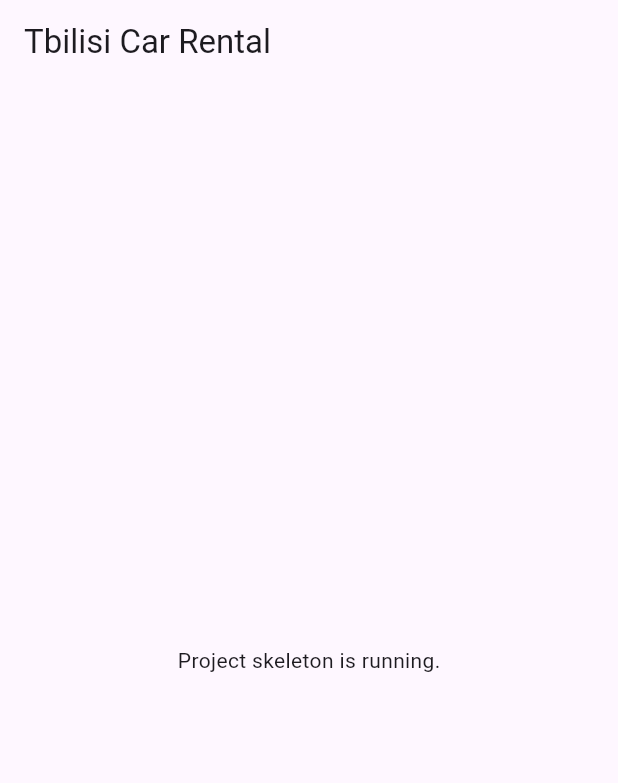
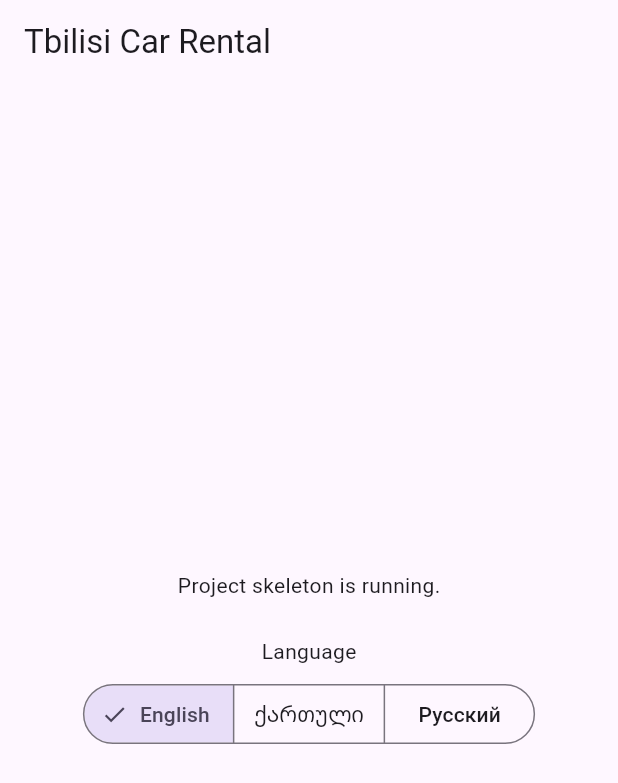
Before and after one commit to LukaMeletidi/tbilisi-car-rental, a Flutter app: the screen it shows after launch, on a phone screen of 412 x 824 dp. Shown: the top 783 px of the screen. Run offline on Flutter 3.47's test engine with Material 3 defaults, Android fonts, the phone set to English and light mode, and no system bars; our stand-ins replace firebase_core, flutter_riverpod, go_router; accounts and stored records are empty.

Commit message:
Add localization scaffolding
Co-Authored-By: Claude Opus 5.5 <noreply@anthropic.com>

```diff
--- /dev/null
+++ b/l10n.yaml
@@ -0,0 +1,5 @@
+arb-dir: lib/l10n
+template-arb-file: app_en.arb
+output-localization-file: app_localizations.dart
+output-dir: lib/l10n/generated
+nullable-getter: false
--- /dev/null
+++ b/lib/core/localization/app_language.dart
@@ -0,0 +1,26 @@
+/// The three languages of the public UI.
+enum AppLanguage {
+  en('en', 'English'),
+  ka('ka', 'ქართული'),
+  ru('ru', 'Русский');
+
+  const AppLanguage(this.code, this.nativeName);
+
+  /// Two-letter language code, also stored on each booking later.
+  final String code;
+
+  /// The language's own name, shown in the language switcher.
+  final String nativeName;
+}
+
+/// Starting language rule: the first device language that we support,
+/// otherwise English. [deviceLanguageCodes] is in the user's preference order.
+AppLanguage resolveStartingLanguage(List<String> deviceLanguageCodes) {
+  for (final deviceCode in deviceLanguageCodes) {
+    final code = deviceCode.toLowerCase();
+    for (final language in AppLanguage.values) {
+      if (language.code == code) return language;
+    }
+  }
+  return AppLanguage.en;
+}
--- /dev/null
+++ b/lib/core/localization/app_language_provider.dart
@@ -0,0 +1,22 @@
+import 'dart:ui';
+
+import 'package:flutter_riverpod/flutter_riverpod.dart';
+
+import 'package:tbilisi_car_rental/core/localization/app_language.dart';
+
+class AppLanguageNotifier extends Notifier<AppLanguage> {
+  @override
+  AppLanguage build() {
+    final deviceLanguageCodes = [
+      for (final locale in PlatformDispatcher.instance.locales)
+        locale.languageCode,
+    ];
+    return resolveStartingLanguage(deviceLanguageCodes);
+  }
+
+  void setLanguage(AppLanguage language) => state = language;
+}
+
+final appLanguageProvider = NotifierProvider<AppLanguageNotifier, AppLanguage>(
+  AppLanguageNotifier.new,
+);
--- a/lib/core/widgets/placeholder_home_page.dart
+++ b/lib/core/widgets/placeholder_home_page.dart
@@ -1,14 +1,41 @@
 import 'package:flutter/material.dart';
+import 'package:flutter_riverpod/flutter_riverpod.dart';
+
+import 'package:tbilisi_car_rental/core/localization/app_language.dart';
+import 'package:tbilisi_car_rental/core/localization/app_language_provider.dart';
+import 'package:tbilisi_car_rental/l10n/generated/app_localizations.dart';
 
 /// Temporary home screen. Replaced by the public catalog in Phase 1.
-class PlaceholderHomePage extends StatelessWidget {
+class PlaceholderHomePage extends ConsumerWidget {
   const PlaceholderHomePage({super.key});
 
   @override
-  Widget build(BuildContext context) {
+  Widget build(BuildContext context, WidgetRef ref) {
+    final l10n = AppLocalizations.of(context);
+    final language = ref.watch(appLanguageProvider);
     return Scaffold(
-      appBar: AppBar(title: const Text('Tbilisi Car Rental')),
-      body: const Center(child: Text('Project skeleton is running.')),
+      appBar: AppBar(title: Text(l10n.appTitle)),
+      body: Center(
+        child: Column(
+          mainAxisSize: MainAxisSize.min,
+          children: [
+            Text(l10n.placeholderMessage),
+            const SizedBox(height: 24),
+            Text(l10n.languageLabel),
+            const SizedBox(height: 8),
+            SegmentedButton<AppLanguage>(
+              segments: [
+                for (final option in AppLanguage.values)
+                  ButtonSegment(value: option, label: Text(option.nativeName)),
+              ],
+              selected: {language},
+              onSelectionChanged: (selection) => ref
+                  .read(appLanguageProvider.notifier)
+                  .setLanguage(selection.first),
+            ),
+          ],
+        ),
+      ),
     );
   }
 }
--- /dev/null
+++ b/lib/l10n/app_ka.arb
@@ -0,0 +1,6 @@
+{
+  "@@locale": "ka",
+  "appTitle": "Tbilisi Car Rental",
+  "placeholderMessage": "პროექტის კარკასი მუშაობს.",
+  "languageLabel": "ენა"
+}
--- /dev/null
+++ b/lib/l10n/app_ru.arb
@@ -0,0 +1,6 @@
+{
+  "@@locale": "ru",
+  "appTitle": "Tbilisi Car Rental",
+  "placeholderMessage": "Каркас проекта запущен.",
+  "languageLabel": "Язык"
+}
--- a/lib/main.dart
+++ b/lib/main.dart
@@ -2,8 +2,10 @@ import 'package:firebase_core/firebase_core.dart';
 import 'package:flutter/material.dart';
 import 'package:flutter_riverpod/flutter_riverpod.dart';
 
+import 'package:tbilisi_car_rental/core/localization/app_language_provider.dart';
 import 'package:tbilisi_car_rental/core/router/app_router.dart';
 import 'package:tbilisi_car_rental/firebase_options.dart';
+import 'package:tbilisi_car_rental/l10n/generated/app_localizations.dart';
 
 Future<void> main() async {
   // Needed because we call Firebase before runApp().
@@ -20,8 +22,12 @@ class TbilisiCarRentalApp extends ConsumerWidget {
   @override
   Widget build(BuildContext context, WidgetRef ref) {
     final router = ref.watch(appRouterProvider);
+    final language = ref.watch(appLanguageProvider);
     return MaterialApp.router(
-      title: 'Tbilisi Car Rental',
+      onGenerateTitle: (context) => AppLocalizations.of(context).appTitle,
+      locale: Locale(language.code),
+      localizationsDelegates: AppLocalizations.localizationsDelegates,
+      supportedLocales: AppLocalizations.supportedLocales,
       routerConfig: router,
     );
   }
--- a/pubspec.yaml
+++ b/pubspec.yaml
@@ -57,6 +57,7 @@ dev_dependencies:
 
 # The following section is specific to Flutter packages.
 flutter:
+  generate: true
 
   # The following line ensures that the Material Icons font is
   # included with your application, so that you can use the icons in
```
Also changed, not shown: lib/l10n/app_en.arb (added, +15 -0 lines), lib/l10n/generated/app_localizations.dart (added), lib/l10n/generated/app_localizations_en.dart (added), lib/l10n/generated/app_localizations_ka.dart (added), lib/l10n/generated/app_localizations_ru.dart (added), 1 other file.
